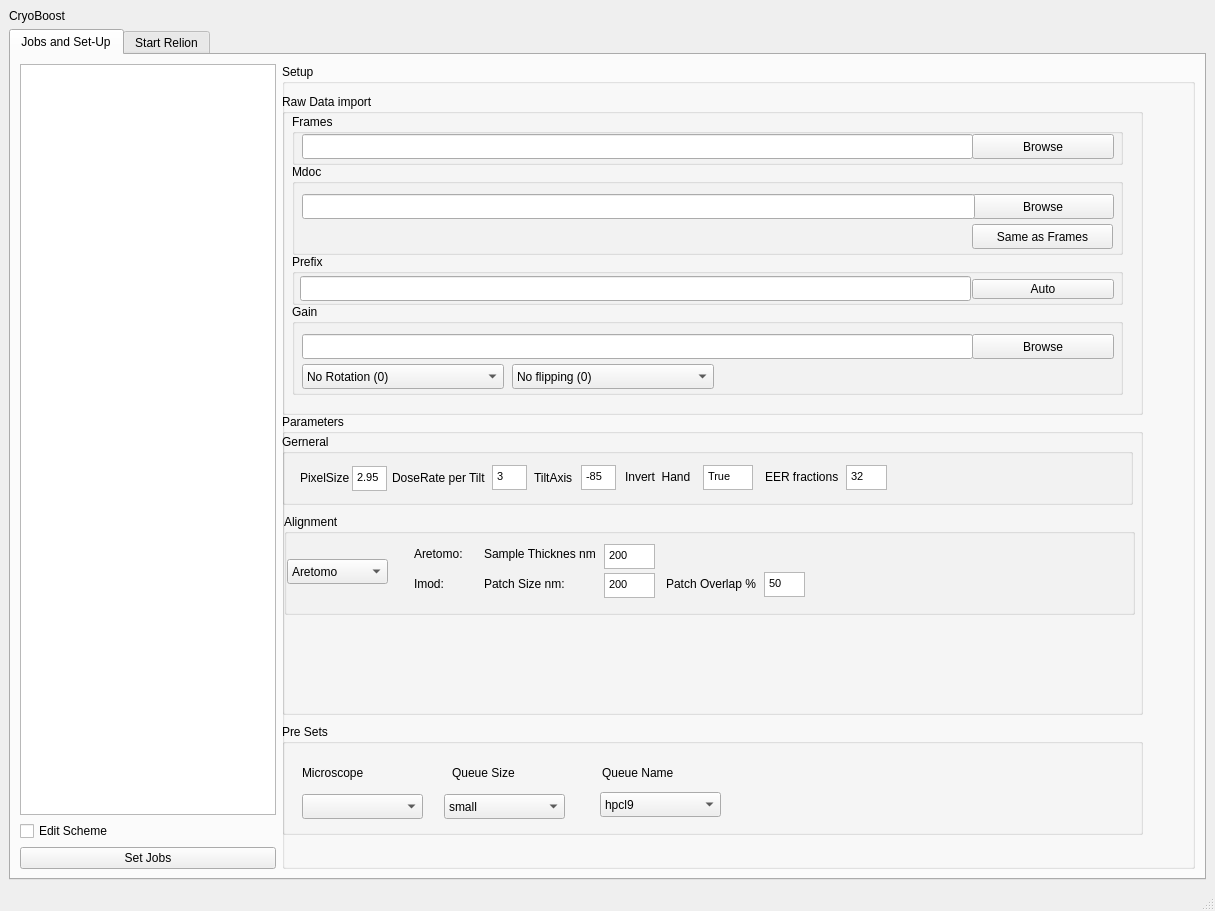
The window that src/gui/schemeGui.ui (Klumpe-lab/CryoBoost) describes before a commit, drawn with Qt 5.
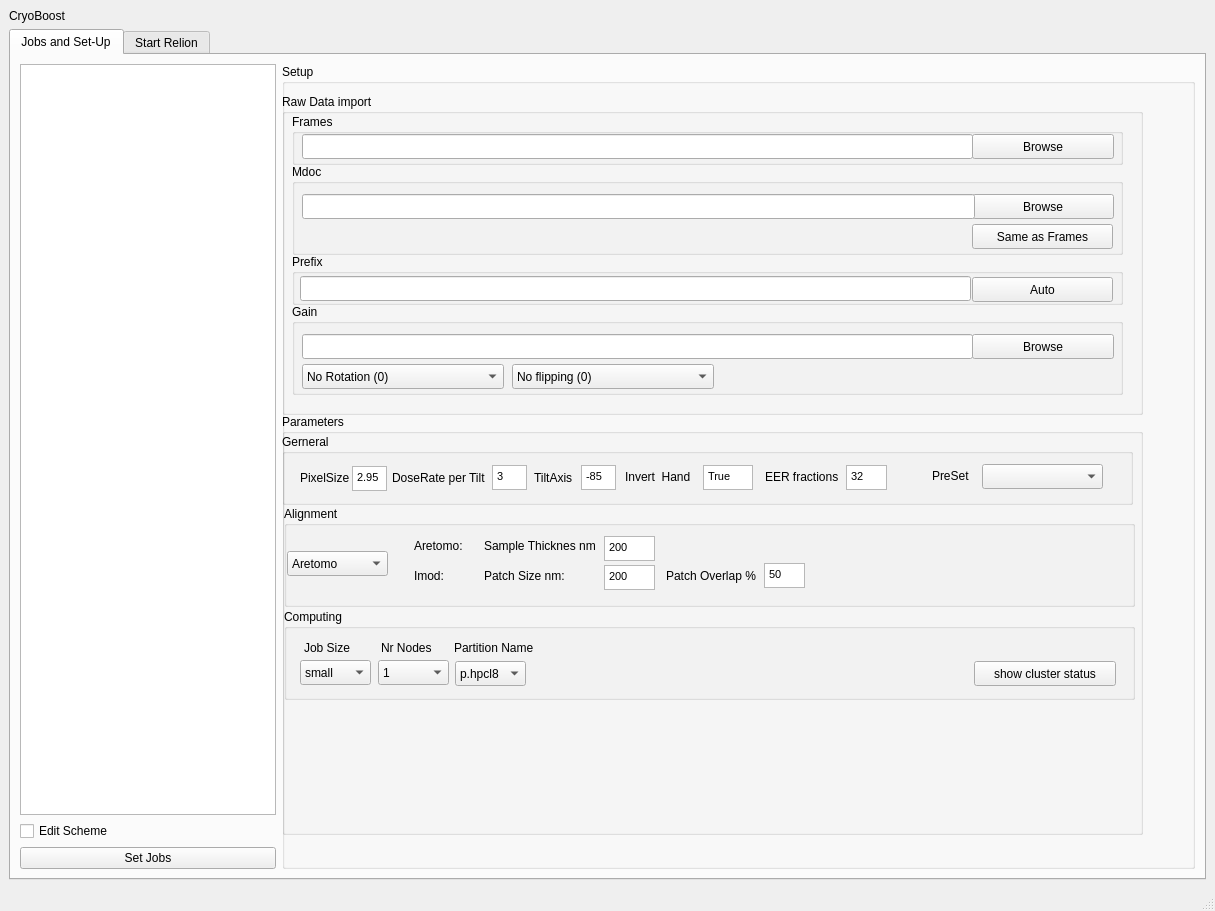
The same window after the commit. The open tabs and pages were chosen to show the change.

```diff
--- a/src/gui/schemeGui.ui
+++ b/src/gui/schemeGui.ui
@@ -78,9 +78,9 @@
              <property name="geometry">
               <rect>
                <x>680</x>
-               <y>25</y>
-               <width>142</width>
-               <height>20</height>
+               <y>23</y>
+               <width>141</width>
+               <height>25</height>
               </rect>
              </property>
              <property name="text">
@@ -271,7 +271,7 @@
              <x>0</x>
              <y>350</y>
              <width>861</width>
-             <height>301</height>
+             <height>421</height>
             </rect>
            </property>
            <property name="title">
@@ -454,12 +454,35 @@
 &lt;p style=&quot; margin-top:0px; margin-bottom:0px; margin-left:0px; margin-right:0px; -qt-block-indent:0; text-indent:0px;&quot;&gt;&lt;span style=&quot; font-size:8pt;&quot;&gt;True&lt;/span&gt;&lt;/p&gt;&lt;/body&gt;&lt;/html&gt;</string>
              </property>
             </widget>
+            <widget class="QComboBox" name="dropDown_config">
+             <property name="geometry">
+              <rect>
+               <x>700</x>
+               <y>30</y>
+               <width>121</width>
+               <height>25</height>
+              </rect>
+             </property>
+            </widget>
+            <widget class="QLabel" name="label_10">
+             <property name="geometry">
+              <rect>
+               <x>650</x>
+               <y>33</y>
+               <width>81</width>
+               <height>17</height>
+              </rect>
+             </property>
+             <property name="text">
+              <string>PreSet</string>
+             </property>
+            </widget>
            </widget>
            <widget class="QGroupBox" name="groupBox_12">
             <property name="geometry">
              <rect>
               <x>2</x>
-              <y>100</y>
+              <y>92</y>
               <width>851</width>
               <height>101</height>
              </rect>
@@ -596,7 +619,7 @@
              <property name="geometry">
               <rect>
                <x>480</x>
-               <y>58</y>
+               <y>57</y>
                <width>41</width>
                <height>25</height>
               </rect>
@@ -617,57 +640,34 @@
           <widget class="QGroupBox" name="groupBox_10">
            <property name="geometry">
             <rect>
-             <x>0</x>
-             <y>660</y>
-             <width>861</width>
-             <height>111</height>
+             <x>2</x>
+             <y>545</y>
+             <width>851</width>
+             <height>91</height>
             </rect>
            </property>
            <property name="title">
-            <string>Pre Sets</string>
+            <string>Computing</string>
            </property>
-           <widget class="QComboBox" name="dropDown_config">
-            <property name="geometry">
-             <rect>
-              <x>20</x>
-              <y>70</y>
-              <width>121</width>
-              <height>25</height>
-             </rect>
-            </property>
-           </widget>
-           <widget class="QLabel" name="label_10">
-            <property name="geometry">
-             <rect>
-              <x>20</x>
-              <y>40</y>
-              <width>81</width>
-              <height>17</height>
-             </rect>
-            </property>
-            <property name="text">
-             <string>Microscope</string>
-            </property>
-           </widget>
            <widget class="QLabel" name="label_11">
             <property name="geometry">
              <rect>
-              <x>170</x>
-              <y>40</y>
+              <x>20</x>
+              <y>30</y>
               <width>80</width>
               <height>17</height>
              </rect>
             </property>
             <property name="text">
-             <string>Queue Size</string>
+             <string>Job Size</string>
             </property>
            </widget>
            <widget class="QComboBox" name="dropDown_queueSize">
             <property name="geometry">
              <rect>
-              <x>162</x>
-              <y>70</y>
-              <width>121</width>
+              <x>16</x>
+              <y>51</y>
+              <width>71</width>
               <height>25</height>
              </rect>
             </property>
@@ -690,28 +690,79 @@
            <widget class="QLabel" name="label_17">
             <property name="geometry">
              <rect>
-              <x>320</x>
-              <y>40</y>
+              <x>170</x>
+              <y>30</y>
+              <width>91</width>
+              <height>17</height>
+             </rect>
+            </property>
+            <property name="text">
+             <string>Partition Name</string>
+            </property>
+           </widget>
+           <widget class="QComboBox" name="dropDown_partitionName">
+            <property name="geometry">
+             <rect>
+              <x>171</x>
+              <y>52</y>
+              <width>71</width>
+              <height>25</height>
+             </rect>
+            </property>
+            <item>
+             <property name="text">
+              <string>p.hpcl8</string>
+             </property>
+            </item>
+            <item>
+             <property name="text">
+              <string>p.hpcl9</string>
+             </property>
+            </item>
+            <item>
+             <property name="text">
+              <string>p.hpcl93</string>
+             </property>
+            </item>
+           </widget>
+           <widget class="QPushButton" name="btn_browse_gain_2">
+            <property name="geometry">
+             <rect>
+              <x>690</x>
+              <y>52</y>
+              <width>142</width>
+              <height>25</height>
+             </rect>
+            </property>
+            <property name="text">
+             <string>show cluster status</string>
+            </property>
+           </widget>
+           <widget class="QLabel" name="label_18">
+            <property name="geometry">
+             <rect>
+              <x>97</x>
+              <y>30</y>
               <width>80</width>
               <height>17</height>
              </rect>
             </property>
             <property name="text">
-             <string>Queue Name</string>
+             <string>Nr Nodes</string>
             </property>
            </widget>
            <widget class="QComboBox" name="dropDown_config_6">
             <property name="geometry">
              <rect>
-              <x>318</x>
-              <y>68</y>
-              <width>121</width>
+              <x>94</x>
+              <y>51</y>
+              <width>71</width>
               <height>25</height>
              </rect>
             </property>
             <item>
              <property name="text">
-              <string>hpcl9</string>
+              <string>1</string>
              </property>
             </item>
             <item>
```
Left out of the diff: 30 changed lines with no effect on the pictures.
